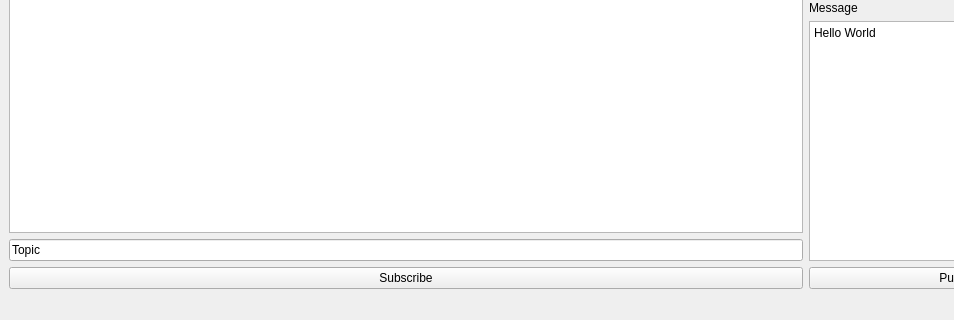
This is src/view/ui/mainwindow.ui in vsokolov00/mqtt-explorer as Qt 5 draws it before an edit; both pictures show x 0 to 954 and y 323 to 643 of the 1118 by 643 pixel window. The edited form follows.
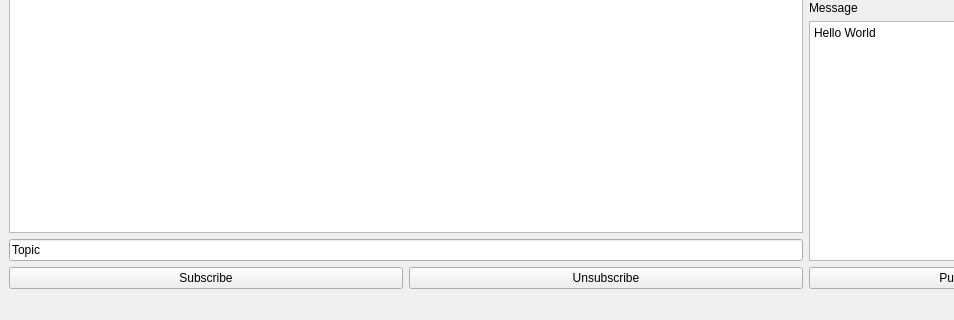
This is the edited form.

The edit to the form file:
```diff
--- a/src/view/ui/mainwindow.ui
+++ b/src/view/ui/mainwindow.ui
@@ -43,12 +43,26 @@
          </widget>
         </item>
         <item>
-         <widget class="QPushButton" name="pushButton_2">
+         <layout class="QHBoxLayout" name="horizontalLayout_2">
+          <property name="topMargin">
+           <number>0</number>
+          </property>
+          <item>
+           <widget class="QPushButton" name="subscribe">
           <property name="text">
            <string>Subscribe</string>
           </property>
          </widget>
         </item>
+          <item>
+           <widget class="QPushButton" name="unsubscribe">
+            <property name="text">
+             <string>Unsubscribe</string>
+            </property>
+           </widget>
+          </item>
+         </layout>
+        </item>
        </layout>
       </item>
       <item>
```
Left out of the diff: 2 changed lines with no effect on the pictures. Lines whose indentation alone changed are shown as unchanged.
